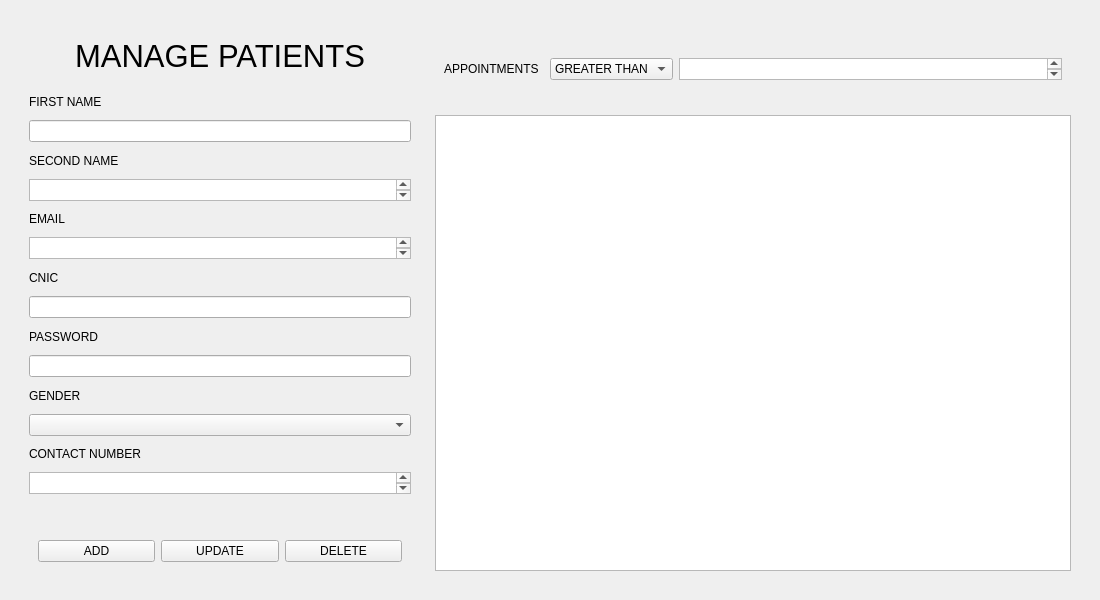
MZaidNaeem/hospital_management_system, file backend/ui/admin/admin_patient_manage.ui: the form before one commit.
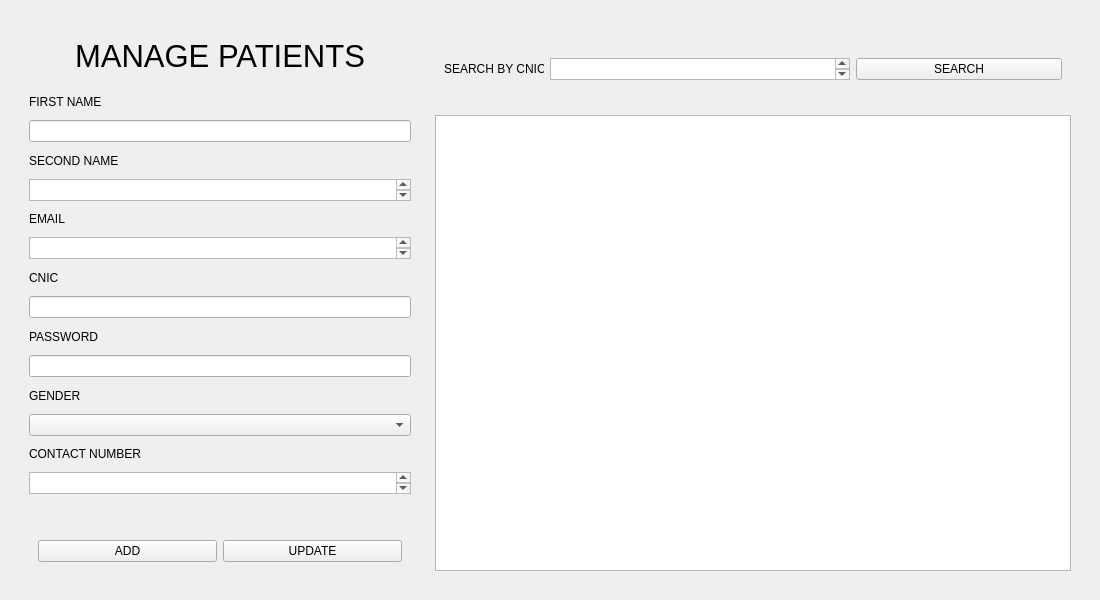
The form after the commit.

Patch:
```diff
--- a/backend/ui/admin/admin_patient_manage.ui
+++ b/backend/ui/admin/admin_patient_manage.ui
@@ -182,13 +182,6 @@
                   </property>
                  </widget>
                 </item>
-                <item>
-                 <widget class="QPushButton" name="patient_delete_button">
-                  <property name="text">
-                   <string>DELETE</string>
-                  </property>
-                 </widget>
-                </item>
                </layout>
               </item>
              </layout>
@@ -243,33 +236,19 @@
                   <height>0</height>
                  </size>
                 </property>
+                <property name="maximumSize">
+                 <size>
+                  <width>100</width>
+                  <height>16777215</height>
+                 </size>
+                </property>
                 <property name="text">
-                 <string>APPOINTMENTS</string>
+                 <string>SEARCH BY CNIC</string>
                 </property>
                </widget>
               </item>
               <item>
-               <widget class="QComboBox" name="patient_appointment_dropbox">
-                <property name="minimumSize">
-                 <size>
-                  <width>120</width>
-                  <height>0</height>
-                 </size>
-                </property>
-                <item>
-                 <property name="text">
-                  <string>GREATER THAN</string>
-                 </property>
-                </item>
-                <item>
-                 <property name="text">
-                  <string>LESS THAN</string>
-                 </property>
-                </item>
-               </widget>
-              </item>
-              <item>
-               <widget class="QTextEdit" name="patient_appointments_input">
+               <widget class="QTextEdit" name="patinet_search_input">
                 <property name="minimumSize">
                  <size>
                   <width>150</width>
@@ -278,12 +257,19 @@
                 </property>
                 <property name="maximumSize">
                  <size>
-                  <width>1000</width>
+                  <width>300</width>
                   <height>22</height>
                  </size>
                 </property>
                </widget>
               </item>
+              <item>
+               <widget class="QPushButton" name="patinet_search_button">
+                <property name="text">
+                 <string>SEARCH</string>
+                </property>
+               </widget>
+              </item>
              </layout>
             </item>
            </layout>
```
Left out of the diff: 2 changed lines with no effect on the pictures.
